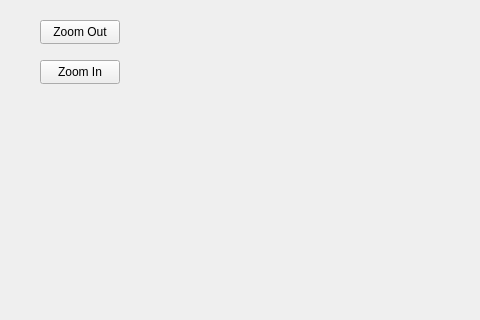
This is dda.ui in amoriqbal/GraphicsFromScratch as Qt 5 draws it before an edit; both pictures show x 0 to 480 and y 0 to 320 of the 1272 by 876 pixel window. The edited form follows.
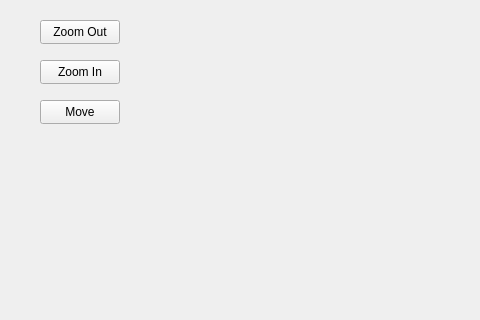
This is the edited form.

Commit message: circle moves

Patch:
```diff
--- a/dda.ui
+++ b/dda.ui
@@ -46,6 +46,19 @@
      <string>Zoom In</string>
     </property>
    </widget>
+   <widget class="QPushButton" name="pushButton">
+    <property name="geometry">
+     <rect>
+      <x>40</x>
+      <y>100</y>
+      <width>80</width>
+      <height>24</height>
+     </rect>
+    </property>
+    <property name="text">
+     <string>Move</string>
+    </property>
+   </widget>
   </widget>
   <widget class="QMenuBar" name="menubar">
    <property name="geometry">
```
The commit also changes 4 other files.
